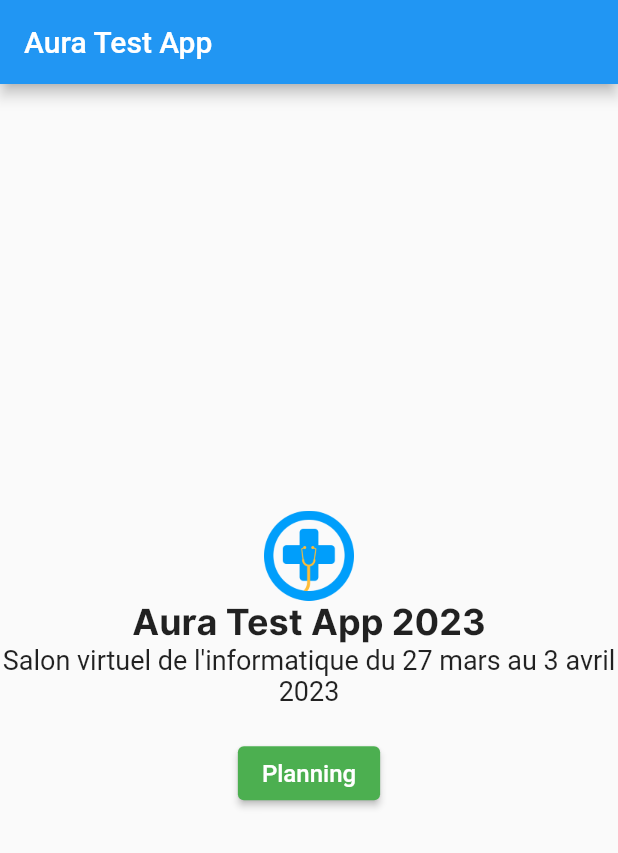
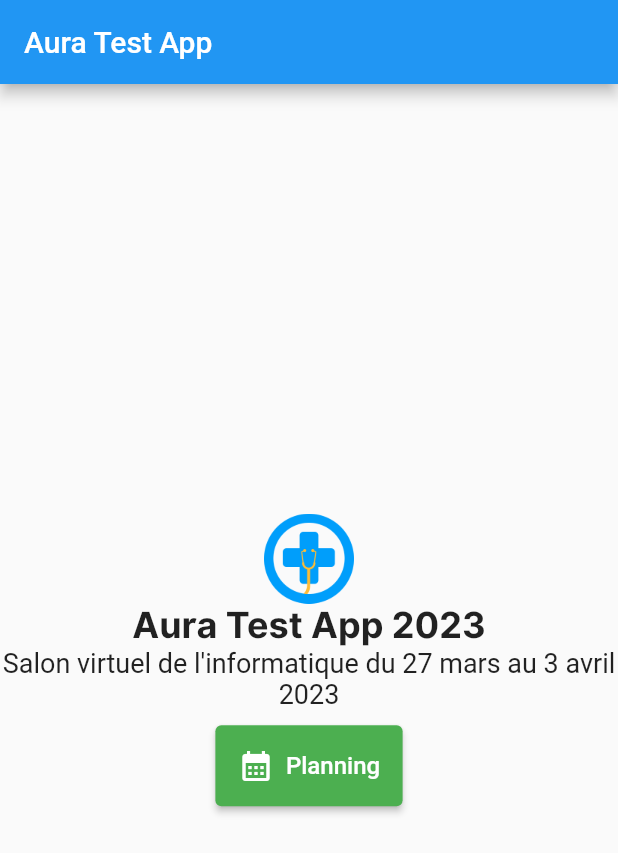
Before and after one commit to karmakatoro/test_app, a Flutter app: the screen it shows after launch, on a phone screen of 412 x 824 dp. Shown: the top 853 px of the screen. Run offline on Flutter 3.47's test engine with Material 2 defaults, Android fonts, the phone set to English and light mode, and no system bars.

Commit message:
creating dart files for screens

```diff
--- a/lib/main.dart
+++ b/lib/main.dart
@@ -1,4 +1,5 @@
 import 'package:flutter/material.dart';
+import 'package:test_app/screens/home_page.dart';
 
 void main() {
   runApp(const MyApp());
@@ -12,60 +13,3 @@ class MyApp extends StatelessWidget {
     return MaterialApp(home: HomePage());
   }
 }
-
-class EventPage extends StatelessWidget {
-  const EventPage({Key? key}) : super(key: key);
-
-  @override
-  Widget build(BuildContext context) {
-    return Scaffold(
-      appBar: AppBar(
-        title: Text("Planning du salon"),
-      ),
-      body: Center(
-        child: Text("Prochainement disponible"),
-      ),
-    );
-  }
-}
-
-class HomePage extends StatelessWidget {
-  const HomePage({
-    super.key,
-  });
-
-  @override
-  Widget build(BuildContext context) {
-    return Scaffold(
-      appBar: AppBar(
-        title: const Text("Aura Test App"),
-      ),
-      body: Center(
-          child: Column(
-        mainAxisAlignment: MainAxisAlignment.center,
-        children: [
-          Image.asset(
-            "assets/images/logo-dark.png",
-            width: 60,
-            height: 60,
-          ),
-          const Text("Aura Test App 2023",
-              style: TextStyle(fontSize: 24, fontFamily: "Inter"),
-              textAlign: TextAlign.center),
-          const Text(
-            "Salon virtuel de l'informatique du 27 mars au 3 avril 2023",
-            style: TextStyle(fontSize: 18),
-            textAlign: TextAlign.center,
-          ),
-          Padding(padding: EdgeInsets.all(10)),
-          ElevatedButton(
-            style: ButtonStyle(
-                backgroundColor: MaterialStatePropertyAll(Colors.green)),
-            onPressed: () => print("Coucou"),
-            child: Text("Planning", style: TextStyle(fontSize: 16)),
-          ),
-        ],
-      )),
-    );
-  }
-}
--- /dev/null
+++ b/lib/screens/event_page.dart
@@ -0,0 +1,17 @@
+import 'package:flutter/material.dart';
+
+class EventPage extends StatelessWidget {
+  const EventPage({Key? key}) : super(key: key);
+
+  @override
+  Widget build(BuildContext context) {
+    return Scaffold(
+      appBar: AppBar(
+        title: Text("Planning du salon"),
+      ),
+      body: Center(
+        child: Text("Prochainement disponible"),
+      ),
+    );
+  }
+}
--- /dev/null
+++ b/lib/screens/home_page.dart
@@ -0,0 +1,48 @@
+import 'package:flutter/material.dart';
+import 'package:test_app/screens/event_page.dart';
+
+class HomePage extends StatelessWidget {
+  const HomePage({
+    super.key,
+  });
+
+  @override
+  Widget build(BuildContext context) {
+    return Scaffold(
+      appBar: AppBar(
+        title: const Text("Aura Test App"),
+      ),
+      body: Center(
+          child: Column(
+        mainAxisAlignment: MainAxisAlignment.center,
+        children: [
+          Image.asset(
+            "assets/images/logo-dark.png",
+            width: 60,
+            height: 60,
+          ),
+          const Text("Aura Test App 2023",
+              style: TextStyle(fontSize: 24, fontFamily: "Inter"),
+              textAlign: TextAlign.center),
+          const Text(
+            "Salon virtuel de l'informatique du 27 mars au 3 avril 2023",
+            style: TextStyle(fontSize: 18),
+            textAlign: TextAlign.center,
+          ),
+          Padding(padding: EdgeInsets.only(top: 10)),
+          ElevatedButton.icon(
+            style: ButtonStyle(
+                padding: MaterialStatePropertyAll(EdgeInsets.all(15)),
+                backgroundColor: MaterialStatePropertyAll(Colors.green)),
+            onPressed: () {
+              Navigator.push(context,
+                  PageRouteBuilder(pageBuilder: (_, __, ___) => EventPage()));
+            },
+            label: Text("Planning", style: TextStyle(fontSize: 16)),
+            icon: Icon(Icons.calendar_month),
+          ),
+        ],
+      )),
+    );
+  }
+}
```
